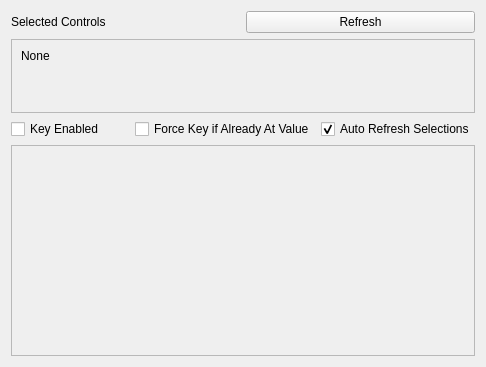
Qt form ILLMayaSpaceSwitcher/ILLMayaSpaceSwitcherManager.ui (ill/ILLMayaSpaceSwitcher) before a commit.
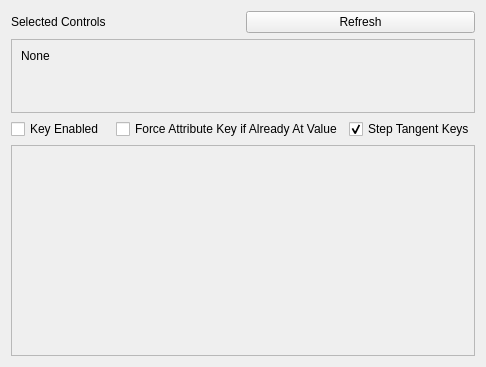
The same form after that commit.

What changed in the file:
```diff
--- a/ILLMayaSpaceSwitcher/ILLMayaSpaceSwitcherManager.ui
+++ b/ILLMayaSpaceSwitcher/ILLMayaSpaceSwitcherManager.ui
@@ -98,14 +98,14 @@
      <item>
       <widget class="QCheckBox" name="cb_forceKeyIfAlreadyAtValueEnabled">
        <property name="text">
-        <string>Force Key if Already At Value</string>
+        <string>Force Attribute Key if Already At Value</string>
        </property>
       </widget>
      </item>
      <item>
       <widget class="QCheckBox" name="cb_autoRefreshEnabled">
        <property name="text">
-        <string>Auto Refresh Selections</string>
+        <string>Step Tangent Keys</string>
        </property>
        <property name="checked">
         <bool>true</bool>
```
Left out of the diff: 11 changed lines with no effect on the pictures.
